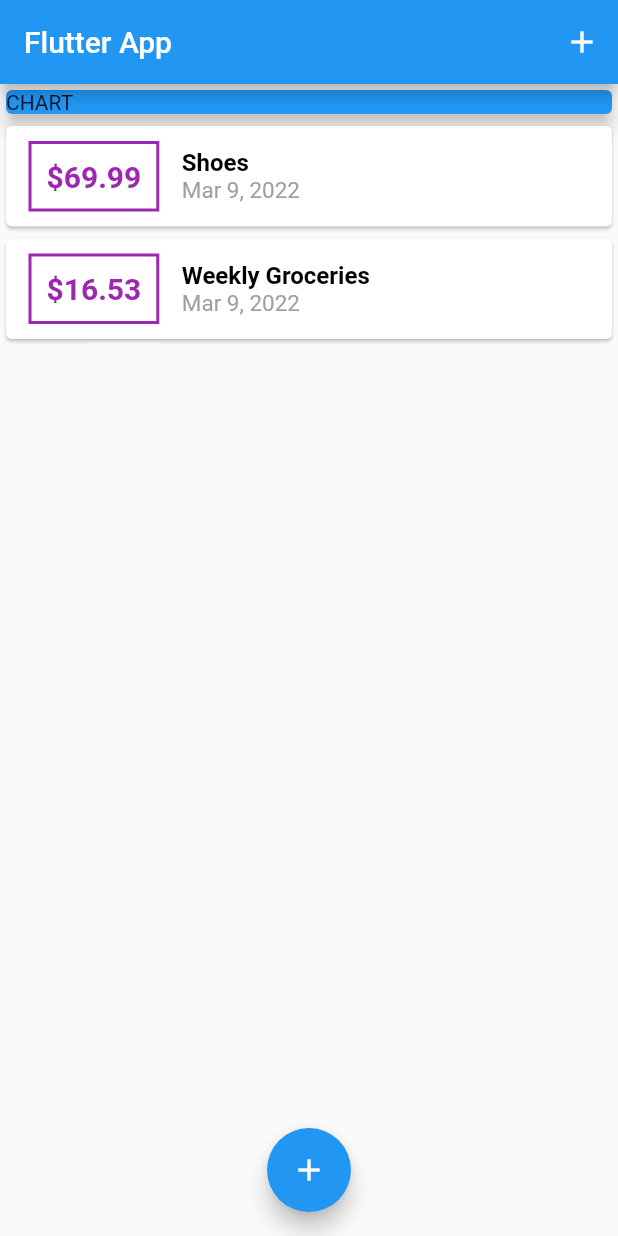
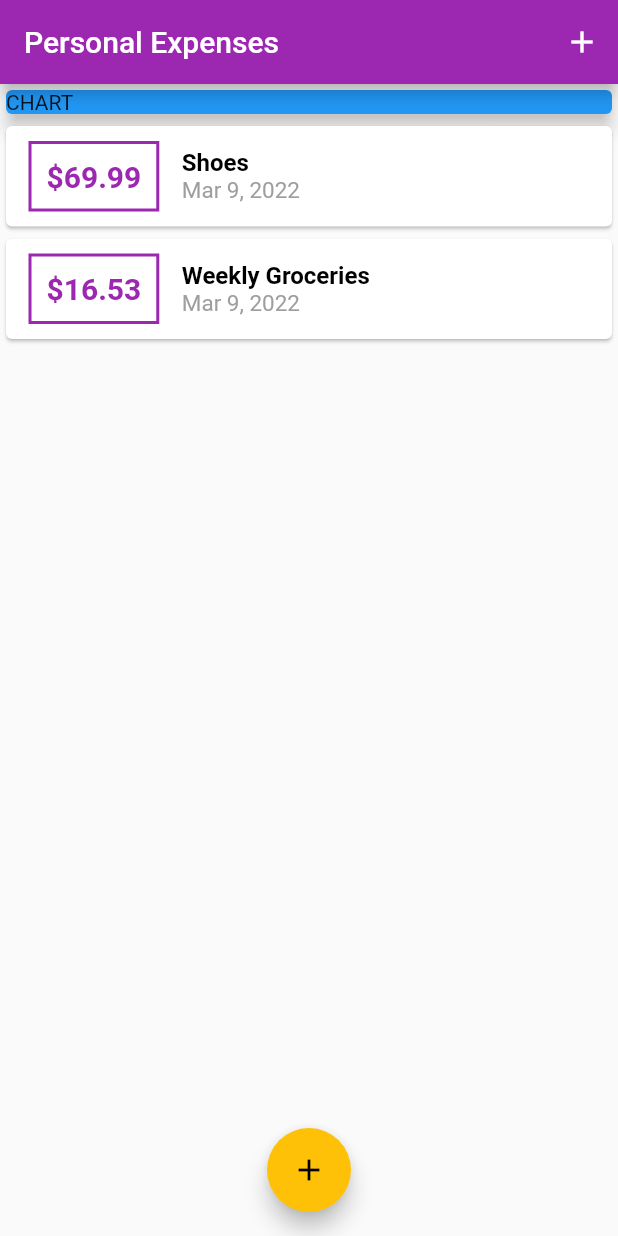
Before and after one commit to dastagg/ACMIND-personal-expenses, a Flutter app: the screen it shows after launch, on a phone screen of 412 x 824 dp. Run offline on Flutter 3.47's test engine with Material 2 defaults, Android fonts, the phone set to English and light mode, and no system bars.

Commit message:
End of 95.

```diff
--- a/lib/main.dart
+++ b/lib/main.dart
@@ -13,9 +13,13 @@ class MyApp extends StatelessWidget {
 
   @override
   Widget build(BuildContext context) {
-    return const MaterialApp(
-      title: 'Flutter App',
-      home: MyHomePage(),
+    return MaterialApp(
+      theme: ThemeData(
+        primarySwatch: Colors.purple,
+        accentColor: Colors.amber,
+      ),
+      title: 'Personal Expenses',
+      home: const MyHomePage(),
     );
   }
 }
@@ -66,7 +70,7 @@ class _MyHomePageState extends State<MyHomePage> {
   Widget build(BuildContext context) {
     return Scaffold(
       appBar: AppBar(
-        title: const Text('Flutter App'),
+        title: const Text('Personal Expenses'),
         actions: [
           IconButton(
             onPressed: () => _startAddNewTransaction(context),
--- a/lib/widgets/transaction_list.dart
+++ b/lib/widgets/transaction_list.dart
@@ -20,17 +20,17 @@ class TransactionList extends StatelessWidget {
                 Container(
                   child: Text(
                     '\$${transactions[index].amount.toStringAsFixed(2)}',
-                    style: const TextStyle(
+                    style: TextStyle(
                       fontWeight: FontWeight.bold,
                       fontSize: 20.0,
-                      color: Colors.purple,
+                      color: Theme.of(context).primaryColor,
                     ),
                   ),
                   margin: const EdgeInsets.symmetric(
                       vertical: 10.0, horizontal: 15.0),
                   decoration: BoxDecoration(
                     border: Border.all(
-                      color: Colors.purple,
+                      color: Theme.of(context).primaryColor,
                       width: 2.0,
                     ),
                   ),
```
